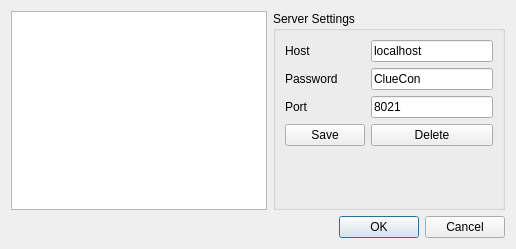
Before: the Qt Designer form jmesquita/fsgui/resources/server_manager.ui in freeswitch/freeswitch-contrib, drawn with Qt 5.
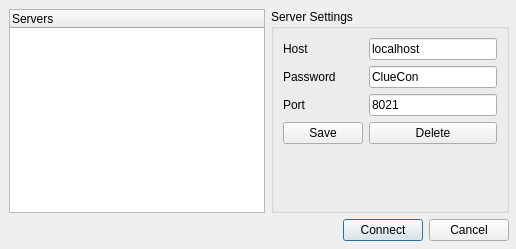
After: the same form once the commit is applied.

Commit message: Added the ability to store server configurations

What changed in the file:
```diff
--- a/jmesquita/fsgui/resources/server_manager.ui
+++ b/jmesquita/fsgui/resources/server_manager.ui
@@ -19,11 +19,26 @@
   <property name="windowTitle">
    <string>Server Manager</string>
   </property>
+  <widget class="QWidget" name="">
+   <property name="geometry">
+    <rect>
+     <x>9</x>
+     <y>9</y>
+     <width>500</width>
+     <height>232</height>
+    </rect>
+   </property>
   <layout class="QVBoxLayout" name="verticalLayout">
    <item>
     <layout class="QHBoxLayout" name="horizontalLayout">
      <item>
-      <widget class="QTreeView" name="treeView"/>
+       <widget class="QTreeWidget" name="serverTreeWidget">
+        <column>
+         <property name="text">
+          <string>Servers</string>
+         </property>
+        </column>
+       </widget>
      </item>
      <item>
       <widget class="QGroupBox" name="groupBox">
@@ -93,16 +108,45 @@
     </layout>
    </item>
    <item>
-    <widget class="QDialogButtonBox" name="buttonBox">
+     <layout class="QHBoxLayout" name="horizontalLayout_3">
+      <item>
+       <spacer name="horizontalSpacer">
      <property name="orientation">
       <enum>Qt::Horizontal</enum>
      </property>
-     <property name="standardButtons">
-      <set>QDialogButtonBox::Cancel|QDialogButtonBox::Ok</set>
-     </property>
-    </widget>
-   </item>
-  </layout>
+        <property name="sizeHint" stdset="0">
+         <size>
+          <width>308</width>
+          <height>20</height>
+         </size>
+        </property>
+       </spacer>
+      </item>
+      <item>
+       <layout class="QHBoxLayout" name="horizontalLayout_2">
+        <item>
+         <widget class="QPushButton" name="btnConnect">
+          <property name="text">
+           <string>Connect</string>
+          </property>
+          <property name="default">
+           <bool>true</bool>
+          </property>
+         </widget>
+        </item>
+        <item>
+         <widget class="QPushButton" name="btnCancel">
+          <property name="text">
+           <string>Cancel</string>
+          </property>
+         </widget>
+        </item>
+       </layout>
+      </item>
+     </layout>
+    </item>
+   </layout>
+  </widget>
  </widget>
  <tabstops>
   <tabstop>host</tabstop>
```
Left out of the diff: 35 changed lines with no effect on the pictures. Lines whose indentation alone changed are shown as unchanged. The commit also changes 2 other files.
